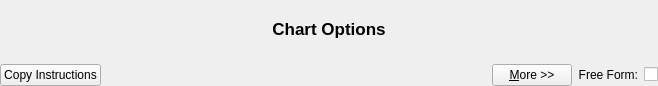
Before: the Qt Designer form src/optionsbar.ui in iPenguin/CrochetCharts, drawn with Qt 5.
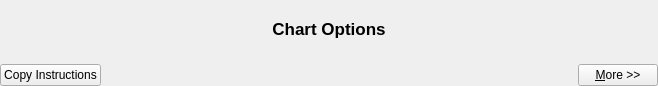
After: the same form once the commit is applied.

Commit message: Remove the freeForm option, make charts always free form

What changed in the file:
```diff
--- a/src/optionsbar.ui
+++ b/src/optionsbar.ui
@@ -69,26 +69,6 @@
        </property>
       </widget>
      </item>
-     <item>
-      <widget class="QLabel" name="label_2">
-       <property name="text">
-        <string>Free Form:</string>
-       </property>
-       <property name="alignment">
-        <set>Qt::AlignRight|Qt::AlignTrailing|Qt::AlignVCenter</set>
-       </property>
-       <property name="buddy">
-        <cstring>chartFreeForm</cstring>
-       </property>
-      </widget>
-     </item>
-     <item>
-      <widget class="QCheckBox" name="chartFreeForm">
-       <property name="text">
-        <string/>
-       </property>
-      </widget>
-     </item>
     </layout>
    </item>
   </layout>
```
Left out of the diff: 1 changed line with no effect on the pictures. The commit also changes 9 other files.
